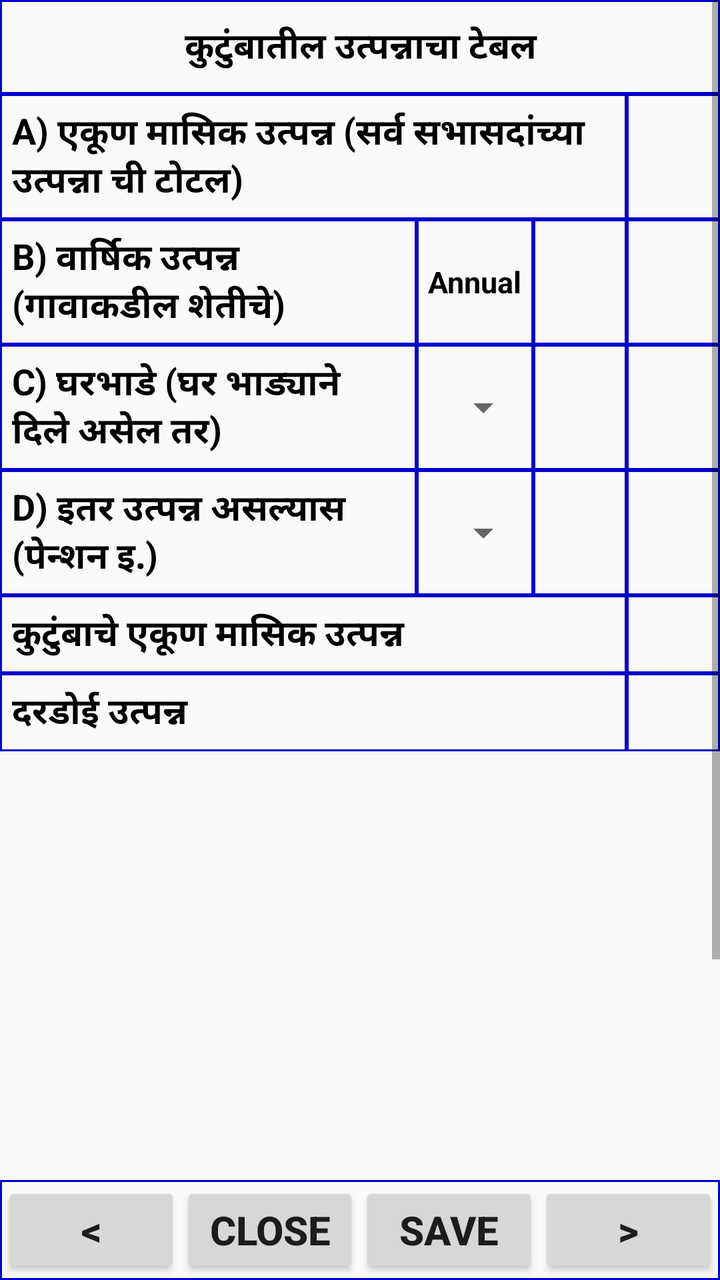
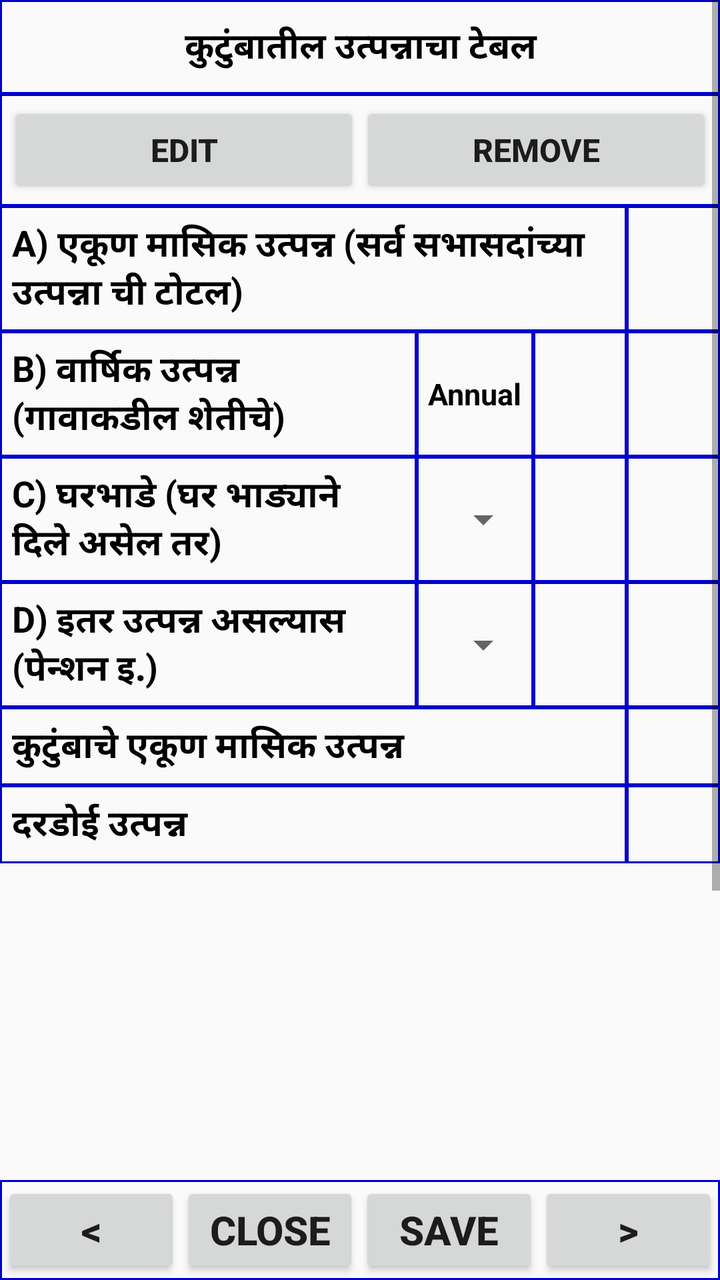

An Android layout rendered at two revisions. The XML below is the earlier revision; the diff shows what the commit changed to produce the second picture.
<!-- AndroidManifest.xml: application theme AppTheme -->
<!-- res/layout/fragment_family_income.xml -->
<RelativeLayout xmlns:android="http://schemas.android.com/apk/res/android"
    xmlns:tools="http://schemas.android.com/tools"
    android:layout_width="match_parent"
    android:layout_height="match_parent"
    android:id="@+id/pif_family_income"
    tools:context=".FamilyIncomeFragment">

    <LinearLayout
        android:layout_width="match_parent"
        android:layout_height="match_parent"
        android:orientation="vertical">

        <ScrollView
            android:id="@+id/scrollFamilyIncome"
            android:layout_width="match_parent"
            android:layout_height="0dp"
            android:layout_weight="1"
            android:fillViewport="true">

            <LinearLayout
                android:layout_width="match_parent"
                android:layout_height="wrap_content"
                android:focusableInTouchMode="true"
                android:orientation="vertical">

                
                <LinearLayout
                    android:layout_width="match_parent"
                    android:layout_height="wrap_content"
                    android:background="@drawable/customborder"
                    android:orientation="vertical"
                    android:padding="10dp">

                    <TextView
                        android:id="@+id/textViewRequestFocus"
                        android:layout_width="match_parent"
                        android:layout_height="wrap_content"
                        android:gravity="center"
                        android:text="कुटुंबातील उत्पन्नाचा टेबल"
                        android:textColor="#000000"
                        android:textSize="18sp"
                        android:textStyle="bold" />
                </LinearLayout>

                
                <LinearLayout
                    android:id="@+id/llMembers"
                    android:layout_width="match_parent"
                    android:layout_height="wrap_content"
                    android:orientation="vertical" />

                
                <LinearLayout
                    android:layout_width="match_parent"
                    android:layout_height="wrap_content"
                    android:baselineAligned="false"
                    android:orientation="horizontal">

                    <TextView
                        android:layout_width="0dp"
                        android:layout_height="match_parent"
                        android:layout_weight="364"
                        android:background="@drawable/customborder"
                        android:gravity="center_vertical"
                        android:padding="6dp"
                        android:text="A) एकूण मासिक उत्पन्न (सर्व सभासदांच्या उत्पन्ना ची टोटल)"
                        android:textColor="#000000"
                        android:textSize="18sp"
                        android:textStyle="bold" />

                    <EditText
                        android:id="@+id/editTextTotalMonthly"
                        android:layout_width="0dp"
                        android:layout_height="match_parent"
                        android:layout_weight="54"
                        android:background="@drawable/customborder"
                        android:focusable="false"
                        android:inputType="none"
                        android:gravity="center"
                        android:padding="6dp"
                        android:textColor="#000000"
                        android:textSize="15sp"
                        android:textStyle="bold" />
                </LinearLayout>

                
                <LinearLayout
                    android:layout_width="match_parent"
                    android:layout_height="wrap_content"
                    android:baselineAligned="false"
                    android:orientation="horizontal">

                    <TextView
                        android:layout_width="0dp"
                        android:layout_height="match_parent"
                        android:layout_weight="242"
                        android:background="@drawable/customborder"
                        android:gravity="center_vertical"
                        android:padding="6dp"
                        android:text="B) वार्षिक उत्पन्न (गावाकडील शेतीचे)"
                        android:textColor="#000000"
                        android:textSize="18sp"
                        android:textStyle="bold" />
                    <TextView
                        android:layout_width="0dp"
                        android:layout_height="match_parent"
                        android:layout_weight="68"
                        android:background="@drawable/customborder"
                        android:gravity="center"
                        android:padding="4dp"
                        android:text="Annual"
                        android:textColor="#000000"
                        android:textSize="15sp"
                        android:textStyle="bold" />

                    <EditText
                        android:id="@+id/editTextAnnualFarm"
                        android:layout_width="0dp"
                        android:layout_height="match_parent"
                        android:layout_weight="54"
                        android:background="@drawable/customborder"
                        android:inputType="number"
                        android:maxLength="6"
                        android:maxLines="1"
                        android:gravity="center"
                        android:padding="6dp"
                        android:textColor="#000000"
                        android:textSize="15sp"
                        android:textStyle="bold" />

                    <EditText
                        android:id="@+id/editTextEffectiveMonthly"
                        android:layout_width="0dp"
                        android:layout_height="match_parent"
                        android:layout_weight="54"
                        android:background="@drawable/customborder"
                        android:focusable="false"
                        android:inputType="none"
                        android:gravity="center"
                        android:padding="6dp"
                        android:textColor="#000000"
                        android:textSize="15sp"
                        android:textStyle="bold" />
                </LinearLayout>

                <LinearLayout
                    android:layout_width="match_parent"
                    android:layout_height="wrap_content"
                    android:baselineAligned="false"
                    android:orientation="horizontal">

                    <TextView
                        android:layout_width="0dp"
                        android:layout_height="match_parent"
                        android:layout_weight="242"
                        android:background="@drawable/customborder"
                        android:gravity="center_vertical"
                        android:padding="6dp"
                        android:text="C) घरभाडे (घर भाड्याने दिले असेल तर)"
                        android:textColor="#000000"
                        android:textSize="18sp"
                        android:textStyle="bold" />
                    <FrameLayout
                        android:layout_width="0dp"
                        android:layout_height="match_parent"
                        android:layout_weight="68"
                        android:background="@drawable/customborder"
                        android:minHeight="44dp">

                        <Spinner
                            android:id="@+id/spinnerFreqRent"
                            android:layout_width="match_parent"
                            android:layout_height="wrap_content"
                            android:layout_gravity="center_vertical" />
                    </FrameLayout>

                    <EditText
                        android:id="@+id/editTextRent"
                        android:layout_width="0dp"
                        android:layout_height="match_parent"
                        android:layout_weight="54"
                        android:background="@drawable/customborder"
                        android:inputType="number"
                        android:maxLength="6"
                        android:maxLines="1"
                        android:gravity="center"
                        android:padding="6dp"
                        android:textColor="#000000"
                        android:textSize="15sp"
                        android:textStyle="bold" />

                    <EditText
                        android:id="@+id/editTextRentMonthly"
                        android:layout_width="0dp"
                        android:layout_height="match_parent"
                        android:layout_weight="54"
                        android:background="@drawable/customborder"
                        android:focusable="false"
                        android:inputType="none"
                        android:gravity="center"
                        android:padding="6dp"
                        android:textColor="#000000"
                        android:textSize="15sp"
                        android:textStyle="bold" />
                </LinearLayout>

                <LinearLayout
                    android:layout_width="match_parent"
                    android:layout_height="wrap_content"
                    android:baselineAligned="false"
                    android:orientation="horizontal">

                    <TextView
                        android:layout_width="0dp"
                        android:layout_height="match_parent"
                        android:layout_weight="242"
                        android:background="@drawable/customborder"
                        android:gravity="center_vertical"
                        android:padding="6dp"
                        android:text="D) इतर उत्पन्न असल्यास (पेन्शन इ.)"
                        android:textColor="#000000"
                        android:textSize="18sp"
                        android:textStyle="bold" />
                    <FrameLayout
                        android:layout_width="0dp"
                        android:layout_height="match_parent"
                        android:layout_weight="68"
                        android:background="@drawable/customborder"
                        android:minHeight="44dp">

                        <Spinner
                            android:id="@+id/spinnerFreqOther"
                            android:layout_width="match_parent"
                            android:layout_height="wrap_content"
                            android:layout_gravity="center_vertical" />
                    </FrameLayout>

                    <EditText
                        android:id="@+id/editTextOtherIncome"
                        android:layout_width="0dp"
                        android:layout_height="match_parent"
                        android:layout_weight="54"
                        android:background="@drawable/customborder"
                        android:inputType="number"
                        android:maxLength="6"
                        android:maxLines="1"
                        android:gravity="center"
                        android:padding="6dp"
                        android:textColor="#000000"
                        android:textSize="15sp"
                        android:textStyle="bold" />

                    <EditText
                        android:id="@+id/editTextOtherMonthly"
                        android:layout_width="0dp"
                        android:layout_height="match_parent"
                        android:layout_weight="54"
                        android:background="@drawable/customborder"
                        android:focusable="false"
                        android:inputType="none"
                        android:gravity="center"
                        android:padding="6dp"
                        android:textColor="#000000"
                        android:textSize="15sp"
                        android:textStyle="bold" />
                </LinearLayout>

                <LinearLayout
                    android:layout_width="match_parent"
                    android:layout_height="wrap_content"
                    android:baselineAligned="false"
                    android:orientation="horizontal">

                    <TextView
                        android:layout_width="0dp"
                        android:layout_height="match_parent"
                        android:layout_weight="364"
                        android:background="@drawable/customborder"
                        android:gravity="center_vertical"
                        android:padding="6dp"
                        android:text="कुटुंबाचे एकूण मासिक उत्पन्न"
                        android:textColor="#000000"
                        android:textSize="18sp"
                        android:textStyle="bold" />

                    <EditText
                        android:id="@+id/editTextFamilyTotal"
                        android:layout_width="0dp"
                        android:layout_height="match_parent"
                        android:layout_weight="54"
                        android:background="@drawable/customborder"
                        android:focusable="false"
                        android:inputType="none"
                        android:gravity="center"
                        android:padding="6dp"
                        android:textColor="#000000"
                        android:textSize="15sp"
                        android:textStyle="bold" />
                </LinearLayout>

                
                <LinearLayout
                    android:layout_width="match_parent"
                    android:layout_height="wrap_content"
                    android:baselineAligned="false"
                    android:orientation="horizontal">

                    <TextView
                        android:layout_width="0dp"
                        android:layout_height="match_parent"
                        android:layout_weight="364"
                        android:background="@drawable/customborder"
                        android:gravity="center_vertical"
                        android:padding="6dp"
                        android:text="दरडोई उत्पन्न"
                        android:textColor="#000000"
                        android:textSize="18sp"
                        android:textStyle="bold" />

                    <EditText
                        android:id="@+id/editTextPerCapitaIncome"
                        android:layout_width="0dp"
                        android:layout_height="match_parent"
                        android:layout_weight="54"
                        android:background="@drawable/customborder"
                        android:focusable="false"
                        android:inputType="none"
                        android:gravity="center"
                        android:padding="6dp"
                        android:textColor="#000000"
                        android:textSize="15sp"
                        android:textStyle="bold" />
                </LinearLayout>

                
                <View
                    android:layout_width="match_parent"
                    android:layout_height="350dp" />

            </LinearLayout>
        </ScrollView>

        <LinearLayout
            android:layout_width="match_parent"
            android:layout_height="wrap_content"
            android:background="@drawable/customborder"
            android:orientation="horizontal">

            <Button
                android:id="@+id/buttonPrevious"
                android:layout_width="0dp"
                android:layout_height="wrap_content"
                android:layout_weight="1"
                android:padding="4dp"
                android:text="&lt;"
                android:textSize="20sp"
                android:maxLines="1"
                android:singleLine="true"
                android:textStyle="bold" />

            <Button
                android:id="@+id/buttonCloseFamilyIncome"
                android:layout_width="0dp"
                android:layout_height="wrap_content"
                android:layout_weight="1"
                android:padding="4dp"
                android:text="Close"
                android:textSize="20sp"
                android:maxLines="1"
                android:singleLine="true"
                android:textStyle="bold" />

            <Button
                android:id="@+id/buttonSaveFamilyIncome"
                android:layout_width="0dp"
                android:layout_height="wrap_content"
                android:layout_weight="1"
                android:padding="4dp"
                android:text="Save"
                android:textSize="20sp"
                android:maxLines="1"
                android:singleLine="true"
                android:textStyle="bold" />

            <Button
                android:id="@+id/buttonNext"
                android:layout_width="0dp"
                android:layout_height="wrap_content"
                android:layout_weight="1"
                android:padding="4dp"
                android:text="&gt;"
                android:textSize="20sp"
                android:maxLines="1"
                android:singleLine="true"
                android:textStyle="bold" />
        </LinearLayout>
    </LinearLayout>

</RelativeLayout>
<!-- resources referenced by this layout -->
<resources>
  <!-- drawable customborder (drawable) -->
  <?xml version="1.0" encoding="utf-8"?>
  <shape xmlns:android="http://schemas.android.com/apk/res/android" android:shape="rectangle">
     <corners android:radius="0dp"/> 
     <padding android:left="1dp" android:right="1dp" android:top="1dp" android:bottom="1dp"/>
     <stroke android:width="1dip" android:color="#0000CC" />
  
   </shape>
  <style name="AppTheme" parent="Theme.AppCompat.Light.DarkActionBar">
          
          <item name="colorPrimary">@color/colorPrimary</item>
          <item name="colorPrimaryDark">@color/colorPrimaryDark</item>
          <item name="colorAccent">@color/colorAccent</item>
      </style>
  <color name="colorPrimary">#3F51B5</color>
  <color name="colorPrimaryDark">#303F9F</color>
  <color name="colorAccent">#FF4081</color>
</resources>

<!-- the commit's change to res/layout/fragment_family_income.xml (unified diff, before → after) -->
@@ -48,6 +48,33 @@
                     android:layout_width="match_parent"
                     android:layout_height="wrap_content"
                     android:orientation="vertical" />
+
+                
+                <LinearLayout
+                    android:layout_width="match_parent"
+                    android:layout_height="wrap_content"
+                    android:background="@drawable/customborder"
+                    android:orientation="horizontal"
+                    android:padding="4dp">
+
+                    <Button
+                        android:id="@+id/buttonEditRows"
+                        android:layout_width="0dp"
+                        android:layout_height="wrap_content"
+                        android:layout_weight="1"
+                        android:text="Edit"
+                        android:textSize="16sp"
+                        android:textStyle="bold" />
+
+                    <Button
+                        android:id="@+id/buttonRemoveRows"
+                        android:layout_width="0dp"
+                        android:layout_height="wrap_content"
+                        android:layout_weight="1"
+                        android:text="Remove"
+                        android:textSize="16sp"
+                        android:textStyle="bold" />
+                </LinearLayout>
 
                 
                 <LinearLayout
